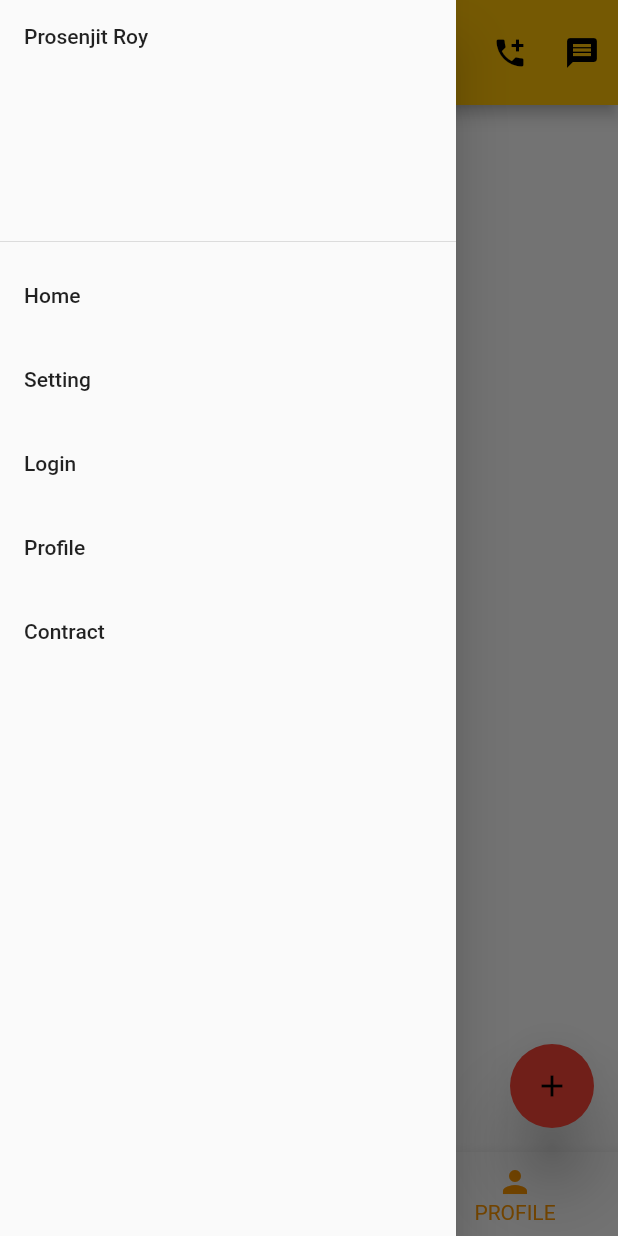
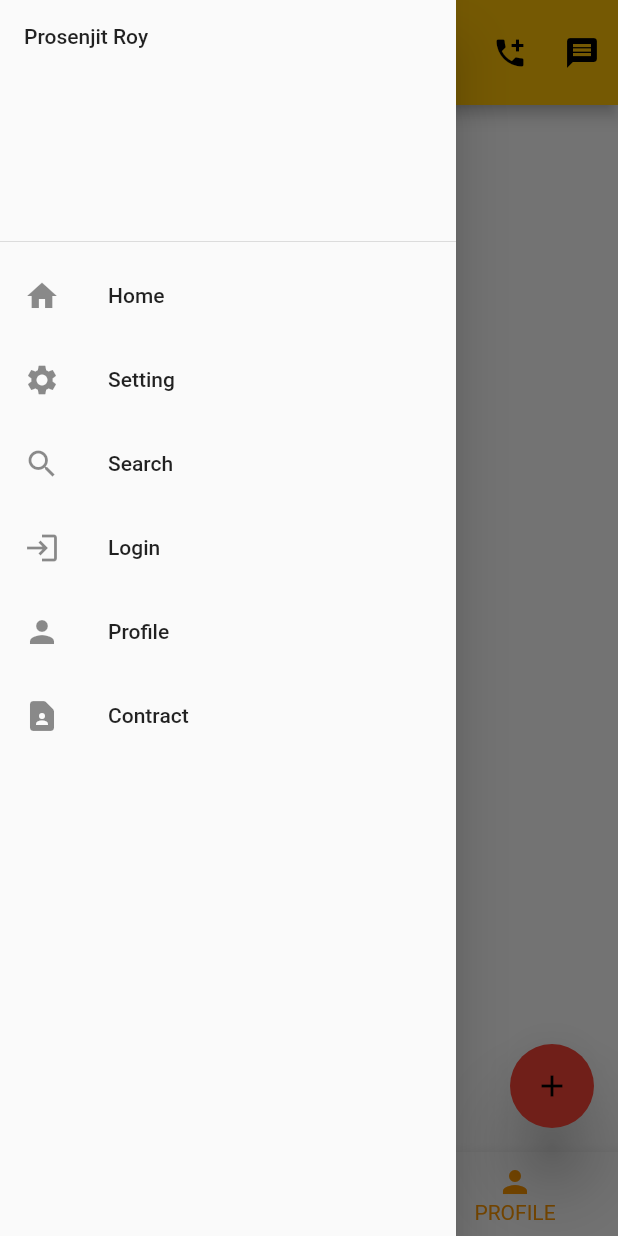
Before and after one commit to tutonroy1807/Flutter_Basic_App, a Flutter app: the screen it shows after launch, with the side drawer open, on a phone screen of 412 x 824 dp. Run offline on Flutter 3.47's test engine with Material 2 defaults, Android fonts, the phone set to English and light mode, and no system bars.

Commit message:
Drawer: add new something to drawer add a icon and works action button to drawer to create a beautiful drawer

```diff
--- a/lib/main.dart
+++ b/lib/main.dart
@@ -1,3 +1,4 @@
+
 
 
 import 'package:flutter/cupertino.dart';
@@ -91,11 +92,48 @@ class HomePage extends StatelessWidget {
           child: ListView(
               children: [
                 DrawerHeader(child: Text("Prosenjit Roy")),
-            ListTile(title: Text("Home"),),
-            ListTile(title: Text("Setting"),),
-            ListTile(title: Text("Login"),),
-            ListTile(title: Text("Profile"),),
-            ListTile(title: Text("Contract"),),
+                ListTile(
+                    leading: Icon(Icons.home),
+                    title: Text("Home"),
+                    onTap: () {
+                      MySnackBar("Its a homebutton", context);
+                    }),
+                ListTile(
+                  leading: Icon(Icons.settings),
+                  title: Text("Setting"),
+                  onTap: () {
+                    MySnackBar("Setting button", context);
+                  },
+                ),
+                ListTile(
+                  leading: Icon(Icons.search),
+                  title: Text("Search"),
+                  onTap: () {
+                    MySnackBar("Search anything and find them", context);
+                  },
+                ),
+                ListTile(
+                  leading: Icon(Icons.login),
+                  title: Text("Login"),
+                  onTap: () {
+                    MySnackBar(
+                        "Click a login a button and enter your account", context);
+                  },
+                ),
+                ListTile(
+                  leading: Icon(Icons.person),
+                  title: Text("Profile"),
+                  onTap: () {
+                    MySnackBar("Its Your Profile", context);
+                  },
+                ),
+                ListTile(
+                  leading: Icon(Icons.contact_page_rounded),
+                  title: Text("Contract"),
+                  onTap: () {
+                    MySnackBar("Contract List", context);
+                  },
+                ),
               ],
               ),
           ),
```
Lines whose indentation alone changed are shown as unchanged.
